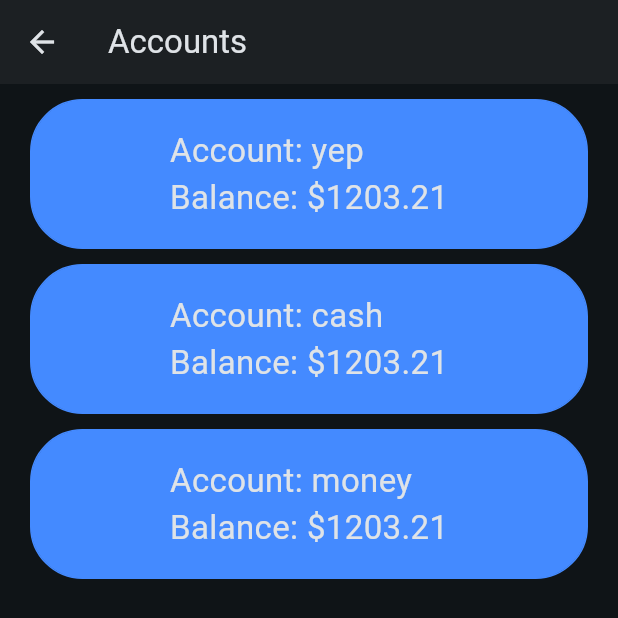
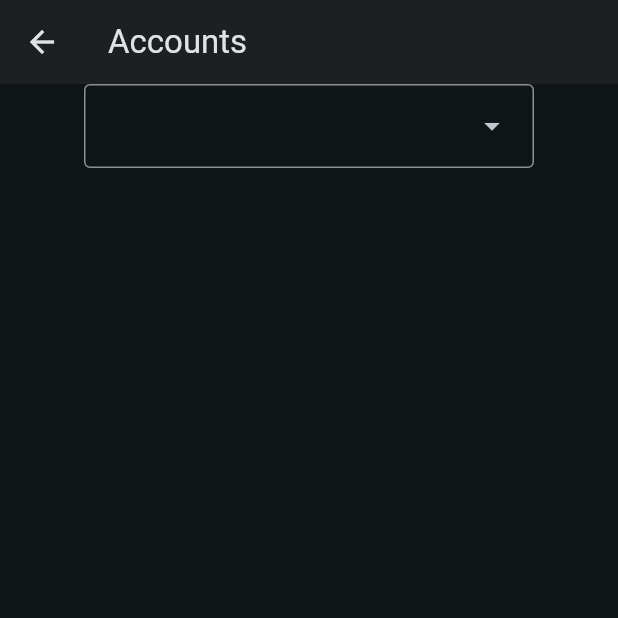
Before and after one commit to roger-chau/Nomad, a Flutter app: the AccountsView screen opened directly, on a phone screen of 412 x 824 dp. Shown: the top 618 px of the screen. Run offline on Flutter 3.47's test engine with Material 3 defaults, Android fonts, the phone set to English and light mode, and no system bars.

Commit message:
accounts are filtered by preset types

```diff
--- a/lib/views/accounts_view.dart
+++ b/lib/views/accounts_view.dart
@@ -9,52 +9,71 @@ class AccountsView extends StatefulWidget {
   State<AccountsView> createState() => _AccountsViewState();
 }
 
+List<Accounts> checking = [Accounts("cash", "Checking", 1203.21)];
+List<Accounts> savings = [
+  Accounts("yep", "Savings", 1203.21),
+  Accounts("money", "Savings", 1203.21)
+];
+List<Accounts> credit = List.empty(growable: true);
+List<Accounts>? displayList = List.empty(growable: true);
+
 class _AccountsViewState extends State<AccountsView> {
   @override
   Widget build(BuildContext context) {
-    List<Accounts> accounts = List.empty(growable: true);
-    accounts.add(Accounts("yep", "Savings", 1203.21));
-    accounts.add(Accounts("cash", "Checking", 1203.21));
-    accounts.add(Accounts("money", "Savings", 1203.21));
     return Scaffold(
         appBar: AppBar(
             title: const Text("Accounts"),
             backgroundColor: Theme.of(context).colorScheme.surfaceContainer),
-        body: ListView.builder(
-            itemCount: accounts.length,
+        body: Center(
+            child: Column(children: <Widget>[
+          //change the type to string later so that we can just call view model to get the lists to display
+          DropdownMenu<List<Accounts>>(
+              dropdownMenuEntries: [
+                DropdownMenuEntry(value: savings, label: "savings"),
+                DropdownMenuEntry(value: checking, label: "checking"),
+                DropdownMenuEntry(value: credit, label: "credit")
+              ],
+              width: 300,
+              onSelected: (value) {
+                // do a call to view model to recive the most up todate list
+                setState(() {
+                  displayList = value;
+                }); // onselect
+              }), //dropdownMenu
+          Expanded(
+              child: ListView.builder(
+                  itemCount: displayList?.length,
                   itemBuilder: (context, index) {
                     return Container(
-                  alignment: Alignment.center,
-                  margin: const EdgeInsets.only(
-                      left: 20, right: 20, top: 10, bottom: 0),
+                        alignment: Alignment.topLeft,
                         height: 100,
                         decoration: BoxDecoration(
                           border: Border.all(
-                      color: Colors.blueAccent,
+                            color: Colors.white10,
                             style: BorderStyle.solid,
                             width: 1,
-                    ),
-                    color: Colors.blueAccent,
-                    borderRadius: BorderRadius.circular(35),
-                  ),
+                          ), //border
+                          color: Colors.black,
+                        ), //decoration
                         child: GestureDetector(
                             child: Text(
-                        'Account: ${accounts[index].getName()}\nBalance: \$${accounts[index].getAmount()}',
+                              'Account: ${displayList?[index].getName()}\nBalance: \$${displayList?[index].getAmount()}',
                               style: const TextStyle(fontSize: 22),
-                      ),
+                            ), //text
                             onTap: () {
                               Navigator.push(
                                   context,
                                   MaterialPageRoute(
                                       builder: (context) => TransactionView()));
-                      }));
-            }
-            //child: Column(
-            //mainAxisAlignment: MainAxisAlignment.center,
-            //children: <Widget>[
-            //Text("Accounts View"),
-            //],
-            //),
-            ));
+                            } //onTap
+                            ) //gesture
+                        ); //container
+                  } //item builder
+                  ) //list builder
+              ) // expanded
+        ] //column children
+                ) //column
+            ) //center
+        ); //scaffold
   }
 }
```
Also changed, not shown: lib/views/transactions_view.dart (+7 -10 lines), pubspec.lock. Lines whose indentation alone changed are shown as unchanged.
